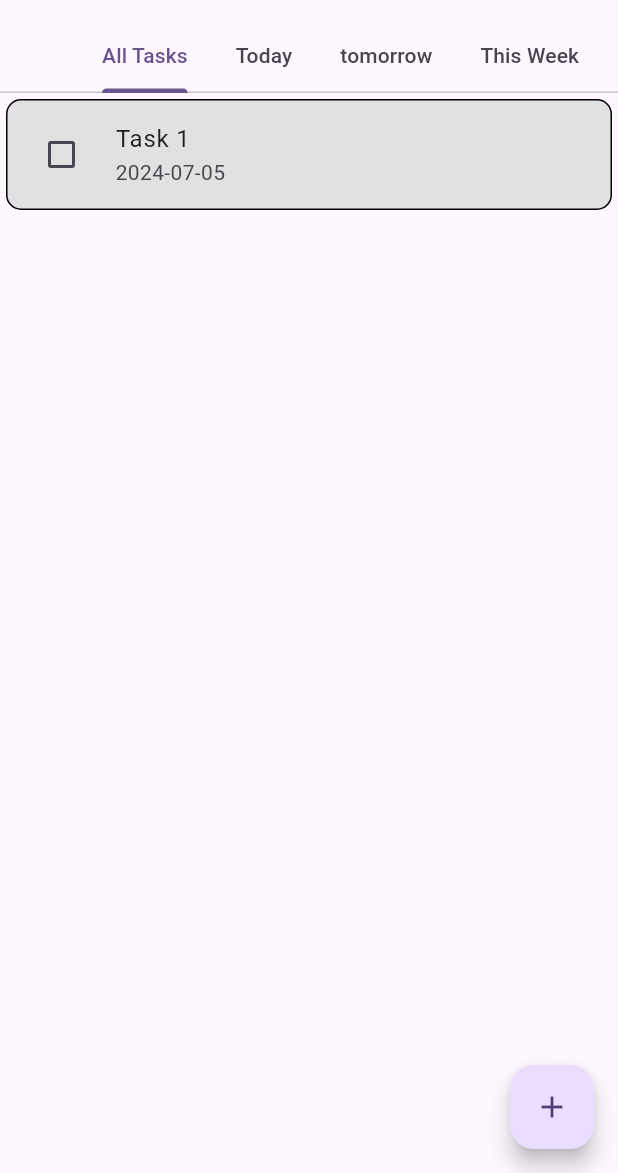
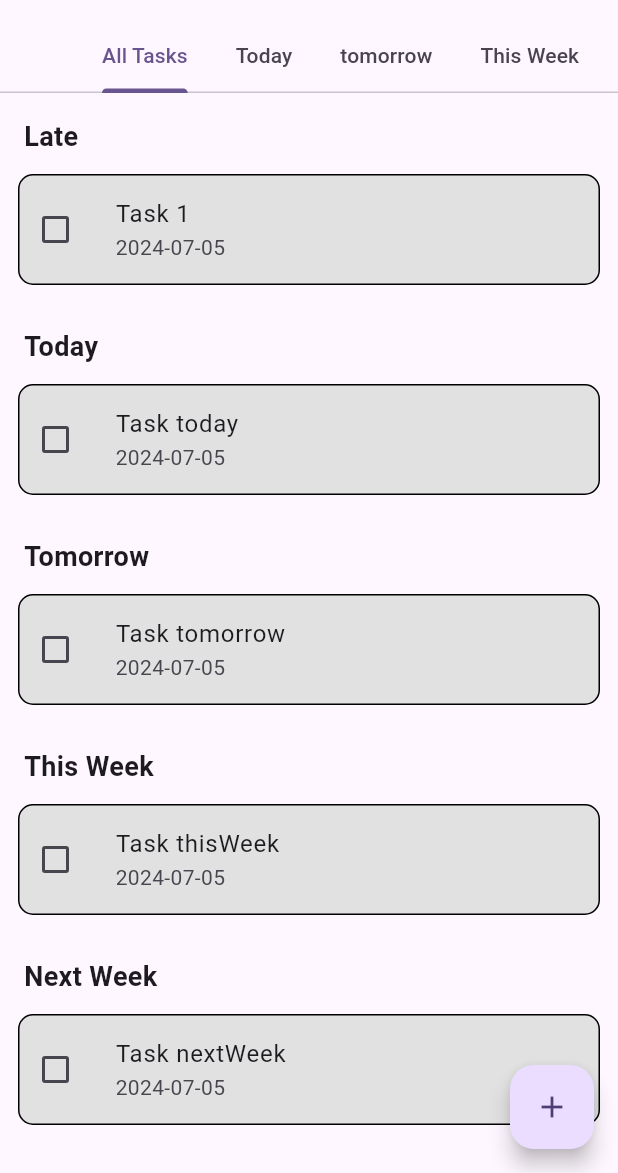
Before and after one commit to azizchannoufi/Todo-With-Fluter, a Flutter app: the screen it shows after launch, on a phone screen of 412 x 824 dp, the part 63-1236 px from its top. Run offline on Flutter 3.47's test engine with Material 3 defaults, Android fonts, the phone set to English and light mode, and no system bars; our stand-ins replace table_calendar; missing offline and left inert: dart_date.

Commit message:
show tasks by tab

```diff
--- a/lib/library/globals.dart
+++ b/lib/library/globals.dart
@@ -1,4 +1,3 @@
-
 import 'package:flutter/material.dart';
 
 const List<MaterialColor> primaries = <MaterialColor>[
@@ -22,10 +21,20 @@ const List<MaterialColor> primaries = <MaterialColor>[
   Colors.blueGrey,
 ];
 
- const Late = "Late" ;
- const today = "today" ;
- const tomorrow = "tomorrow" ;
- const thisWeek = "thisWeek" ;
- const nextWeek = "nextWeek" ;
- const thisMonth = "thisMonth" ;
- const Later = "Later" ;
+const late = "Late";
+const today = "Today";
+const tomorrow = "Tomorrow";
+const thisWeek = "This Week";
+const nextWeek = "Next Week";
+const thisMonth = "This Month";
+const later = "Later";
+
+const Map<String, String> taskCategoryNames = {
+  late: "Late",
+  today: "Today",
+  tomorrow: "Tomorrow",
+  thisWeek: "This Week",
+  nextWeek: "Next Week",
+  thisMonth: "This Month",
+  later: "Later"
+};
--- a/lib/provider/TaskModel.dart
+++ b/lib/provider/TaskModel.dart
@@ -5,32 +5,32 @@ import 'package:my_first_flutter_app/library/globals.dart' as globals;
 
 class TaskModel extends ChangeNotifier {
   final Map<String, List<Task>> _todoTasks = {
-    globals.Late: [
+    globals.late: [
       Task("Task 1", false, "Create Provider",
           DateTime.now().add(Duration(days: 1))),
     ],
     globals.today: [
-      Task("Task 1", false, "Create Provider",
+      Task("Task today", false, "Create Provider",
           DateTime.now().add(Duration(days: 1))),
     ],
     globals.tomorrow: [
-      Task("Task 1", false, "Create Provider",
+      Task("Task tomorrow", false, "Create Provider",
           DateTime.now().add(Duration(days: 1))),
     ],
     globals.thisWeek: [
-      Task("Task 1", false, "Create Provider",
+      Task("Task thisWeek", false, "Create Provider",
           DateTime.now().add(Duration(days: 1))),
     ],
     globals.nextWeek: [
-      Task("Task 1", false, "Create Provider",
+      Task("Task nextWeek", false, "Create Provider",
           DateTime.now().add(Duration(days: 1))),
     ],
     globals.thisMonth: [
-      Task("Task 1", false, "Create Provider",
+      Task("Task thisMonth", false, "Create Provider",
           DateTime.now().add(Duration(days: 1))),
     ],
-    globals.Later: [
-      Task("Task 1", false, "Create Provider",
+    globals.later: [
+      Task("Task later", false, "Create Provider",
           DateTime.now().add(Duration(days: 1))),
     ],
   };
@@ -65,19 +65,19 @@ class TaskModel extends ChangeNotifier {
 
   String guessTodayKEYfromDATE(DateTime deadline) {
     if (deadline.isPast && !deadline.isToday) {
-      return globals.Late;
+      return globals.late;
     } else if (deadline.isToday) {
       return globals.today;
     } else if (deadline.isTomorrow) {
       return globals.tomorrow;
-    } else if (deadline.getWeek == DateTime.now().getWeek) {
+    } else if (deadline.getWeek == DateTime.now().getWeek && deadline.year==DateTime.now().year) {
       return globals.thisWeek;
-    } else if (deadline.getWeek == DateTime.now().getWeek + 1) {
+    } else if (deadline.getWeek == DateTime.now().getWeek + 1 && deadline.year==DateTime.now().year) {
       return globals.nextWeek;
     } else if (deadline.isThisMonth) {
       return globals.thisMonth;
     } else {
-      return globals.Later;
+      return globals.later;
     }
   }
 }
--- a/lib/view/ListTaskView.dart
+++ b/lib/view/ListTaskView.dart
@@ -1,7 +1,9 @@
 import 'package:flutter/material.dart';
 import 'package:my_first_flutter_app/provider/TaskModel.dart';
-import 'package:my_first_flutter_app/widget/ListTasksWidget.dart';
+import 'package:my_first_flutter_app/widget/ListAllTasksWidget.dart';
+import 'package:my_first_flutter_app/widget/ListTasksByTabWidget.dart';
 import 'package:provider/provider.dart';
+import 'package:my_first_flutter_app/library/globals.dart' as globals;
 
 class ListTaskView extends StatefulWidget {
   const ListTaskView({super.key});
@@ -32,11 +34,11 @@ class _ListTaskViewState extends State<ListTaskView> {
           ),
           body: TabBarView(
             children: [
-              ListTasksWidget(),
-              ListTasksWidget(),
-              ListTasksWidget(),
-              ListTasksWidget(),
-              ListTasksWidget(),
+              ListAllTasksWidget(),
+              ListTasksByTabWidget(tabKey:globals.today),
+              ListTasksByTabWidget(tabKey:globals.tomorrow),
+              ListTasksByTabWidget(tabKey:globals.thisWeek),
+              ListTasksByTabWidget(tabKey:globals.nextWeek),
 
             ],
           ),
--- /dev/null
+++ b/lib/widget/ListAllTasksWidget.dart
@@ -0,0 +1,64 @@
+import 'package:flutter/material.dart';
+import 'package:my_first_flutter_app/provider/TaskModel.dart';
+import 'package:provider/provider.dart';
+import 'package:my_first_flutter_app/library/globals.dart' as globals;
+
+class ListAllTasksWidget extends StatelessWidget {
+  const ListAllTasksWidget({super.key});
+
+  @override
+  Widget build(BuildContext context) {
+    return Consumer<TaskModel>(builder: (context, model, child) {
+      return ListView.builder(
+          itemCount: model.todoTasks.length,
+          itemBuilder: (BuildContext context, int index) {
+            String key = model.todoTasks.keys.elementAt(index);
+            return Padding(
+              padding: const EdgeInsets.all(8.0),
+              child: Column(
+                crossAxisAlignment: CrossAxisAlignment.start,
+                children: [
+                  Padding(
+                    padding: const EdgeInsets.all(8.0),
+                    child: Text(globals.taskCategoryNames[key]!,
+                    style: TextStyle(fontWeight: FontWeight.bold,fontSize: 18),
+                    ),
+                  ),
+                  ListView.builder(
+                      shrinkWrap: true,
+                      physics: ScrollPhysics(),
+                      itemCount: model.todoTasks[key]!.length,
+                      itemBuilder: (BuildContext context, int index) {
+                        return Padding(
+                          padding: const EdgeInsets.all(4.0),
+                          child: Container(
+                            decoration: BoxDecoration(
+                                color: Color.fromARGB(255, 225, 225, 225),
+                                border: Border.all(
+                                    color: Color.fromARGB(255, 0, 0, 0),
+                                    width: 1),
+                                borderRadius: BorderRadius.circular(10)),
+                            child: ListTile(
+                              contentPadding: EdgeInsets.zero,
+                              title: Text(model.todoTasks[key]![index].title),
+                              subtitle: Text(model.todoTasks[key]![index].deadline
+                                  .toString()
+                                  .substring(0, 10)),
+                              leading: Checkbox(
+                                value: model.todoTasks[key]![index].status,
+                                onChanged: (bool? value) {
+                                  print(model.todoTasks[key]![index].status);
+                                  model.markAsDone(key, index);
+                                },
+                              ),
+                            ),
+                          ),
+                        );
+                      })
+                ],
+              ),
+            );
+          });
+    });
+  }
+}
--- a/lib/widget/ListTasksWidget.dart
+++ /dev/null
@@ -1,40 +0,0 @@
-import 'package:flutter/material.dart';
-import 'package:my_first_flutter_app/provider/TaskModel.dart';
-import 'package:provider/provider.dart';
-import 'package:my_first_flutter_app/library/globals.dart' as globals;
-
-class ListTasksWidget extends StatelessWidget {
-  const ListTasksWidget({super.key});
-
-  @override
-  Widget build(BuildContext context) {
-    return Consumer<TaskModel>(builder: (context, model, child) {
-      return ListView.builder(
-          itemCount: model.todoTasks[globals.today]!.length,
-          itemBuilder: (BuildContext context, int index) {
-            return Padding(
-              padding: const EdgeInsets.all(4.0),
-              child: Container(
-                decoration: BoxDecoration(
-                    color: Color.fromARGB(255, 225, 225, 225),
-                    border: Border.all(
-                        color: Color.fromARGB(255, 0, 0, 0), width: 1),
-                    borderRadius: BorderRadius.circular(10)),
-                child: CheckboxListTile(
-                  title: Text(model.todoTasks[globals.today]![index].title),
-                  subtitle: Text(model.todoTasks[globals.today]![index].deadline
-                      .toString()
-                      .substring(0, 10)),
-                  value: model.todoTasks[globals.today]![index].status,
-                  onChanged: (bool? value) {
-                    print(model.todoTasks[globals.today]![index].status);
-                    model.markAsDone(globals.today,index);
-                  },
-                  controlAffinity: ListTileControlAffinity.leading,
-                ),
-              ),
-            );
-          });
-    });
-  }
-}
```
Also changed, not shown: lib/widget/ListTasksByTabWidget.dart (added, +46 -0 lines). Lines whose indentation alone changed are shown as unchanged.
